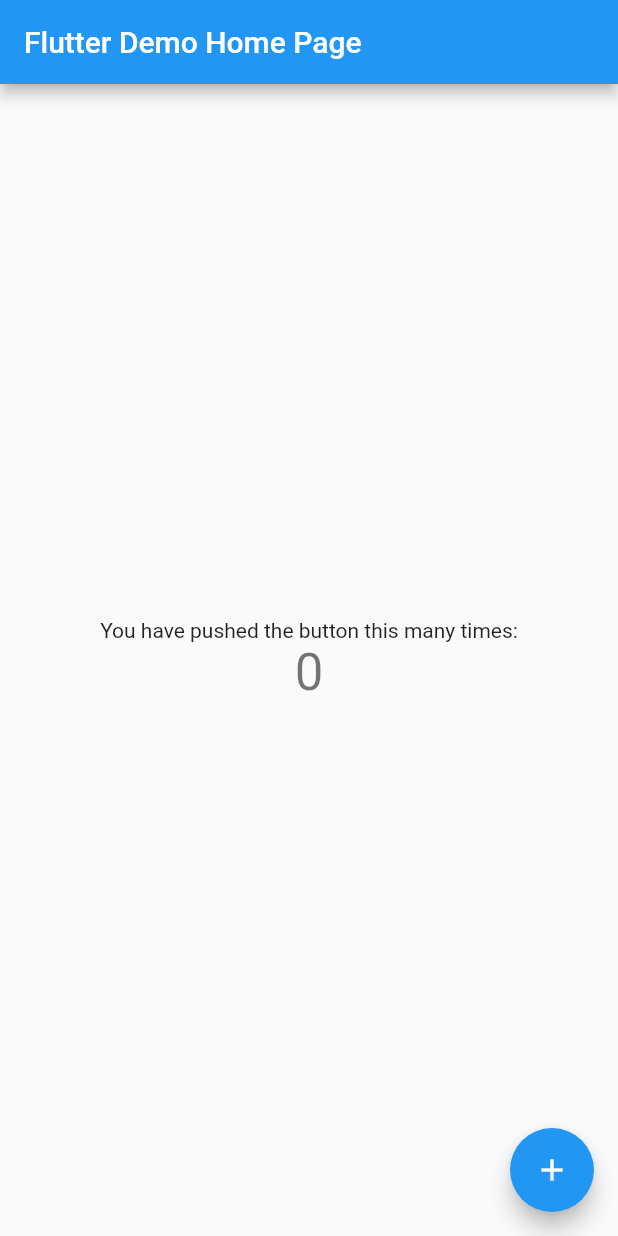
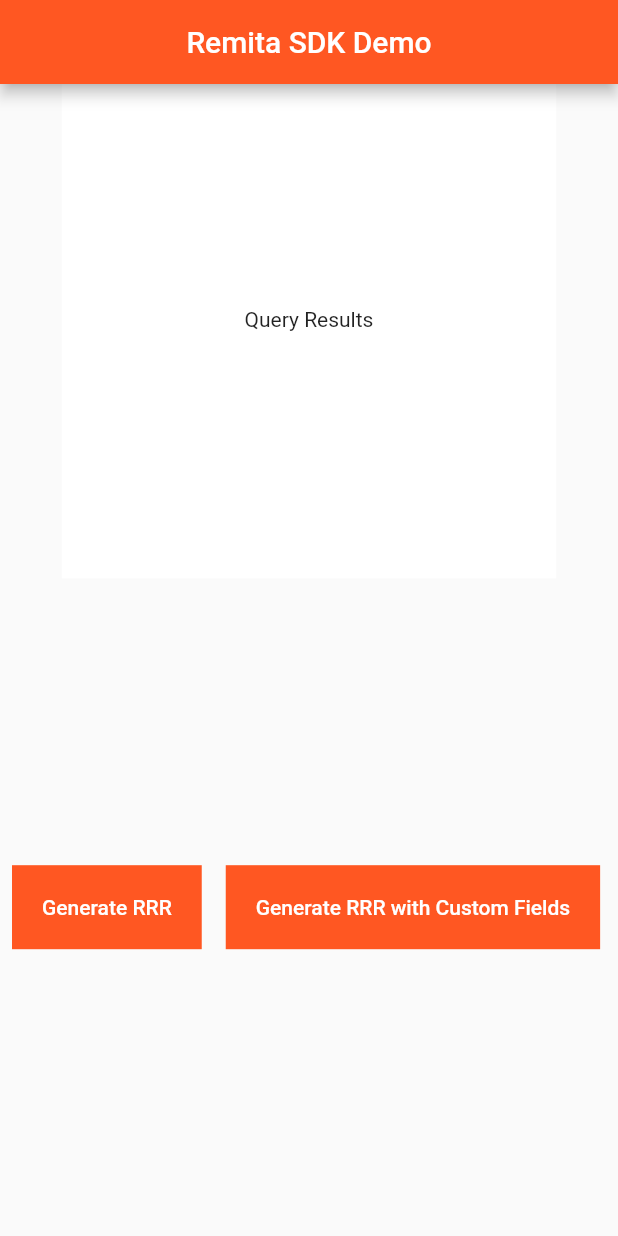
Before and after one commit to onuohasilver/remita_flutter_sdk, a Flutter app: the screen it shows after launch, on a phone screen of 412 x 824 dp. Run offline on Flutter 3.47's test engine with Material 2 defaults, Android fonts, the phone set to English and light mode, and no system bars.

Commit message:
test split payments and constant fields

```diff
--- a/example/lib/main.dart
+++ b/example/lib/main.dart
@@ -1,4 +1,7 @@
 import 'package:flutter/material.dart';
+import 'package:remita_flutter_sdk/generic/genericTypes/beneficiary.dart';
+import 'package:remita_flutter_sdk/generic/genericTypes/customFields.dart';
+import 'package:remita_flutter_sdk/remita_flutter_sdk.dart';
 
 void main() {
   runApp(MyApp());
@@ -11,33 +14,15 @@ class MyApp extends StatelessWidget {
     return MaterialApp(
       title: 'Flutter Demo',
       theme: ThemeData(
-        // This is the theme of your application.
-        //
-        // Try running your application with "flutter run". You'll see the
-        // application has a blue toolbar. Then, without quitting the app, try
-        // changing the primarySwatch below to Colors.green and then invoke
-        // "hot reload" (press "r" in the console where you ran "flutter run",
-        // or simply save your changes to "hot reload" in a Flutter IDE).
-        // Notice that the counter didn't reset back to zero; the application
-        // is not restarted.
-        primarySwatch: Colors.blue,
+        primarySwatch: Colors.deepOrange,
       ),
-      home: MyHomePage(title: 'Flutter Demo Home Page'),
+      home: MyHomePage(title: 'Remita SDK Demo'),
     );
   }
 }
 
 class MyHomePage extends StatefulWidget {
   MyHomePage({Key? key, this.title}) : super(key: key);
-
-  // This widget is the home page of your application. It is stateful, meaning
-  // that it has a State object (defined below) that contains fields that affect
-  // how it looks.
-
-  // This class is the configuration for the state. It holds the values (in this
-  // case the title) provided by the parent (in this case the App widget) and
-  // used by the build method of the State. Fields in a Widget subclass are
-  // always marked "final".
 
   final String? title;
 
@@ -46,68 +31,138 @@ class MyHomePage extends StatefulWidget {
 }
 
 class _MyHomePageState extends State<MyHomePage> {
-  int _counter = 0;
-
-  void _incrementCounter() {
-    setState(() {
-      // This call to setState tells the Flutter framework that something has
-      // changed in this State, which causes it to rerun the build method below
-      // so that the display can reflect the updated values. If we changed
-      // _counter without calling setState(), then the build method would not be
-      // called again, and so nothing would appear to happen.
-      _counter++;
-    });
-  }
-
+  RemitaHandler remitaHandler =
+      RemitaHandler(merchantID: '2547916', apiKey: '1946');
+  String result = '';
   @override
   Widget build(BuildContext context) {
-    // This method is rerun every time setState is called, for instance as done
-    // by the _incrementCounter method above.
-    //
-    // The Flutter framework has been optimized to make rerunning build methods
-    // fast, so that you can just rebuild anything that needs updating rather
-    // than having to individually change instances of widgets.
+    double width = MediaQuery.of(context).size.width;
+    double height = MediaQuery.of(context).size.height;
     return Scaffold(
       appBar: AppBar(
-        // Here we take the value from the MyHomePage object that was created by
-        // the App.build method, and use it to set our appbar title.
+        centerTitle: true,
         title: Text(widget.title!),
       ),
       body: Center(
-        // Center is a layout widget. It takes a single child and positions it
-        // in the middle of the parent.
         child: Column(
-          // Column is also a layout widget. It takes a list of children and
-          // arranges them vertically. By default, it sizes itself to fit its
-          // children horizontally, and tries to be as tall as its parent.
-          //
-          // Invoke "debug painting" (press "p" in the console, choose the
-          // "Toggle Debug Paint" action from the Flutter Inspector in Android
-          // Studio, or the "Toggle Debug Paint" command in Visual Studio Code)
-          // to see the wireframe for each widget.
-          //
-          // Column has various properties to control how it sizes itself and
-          // how it positions its children. Here we use mainAxisAlignment to
-          // center the children vertically; the main axis here is the vertical
-          // axis because Columns are vertical (the cross axis would be
-          // horizontal).
           mainAxisAlignment: MainAxisAlignment.center,
-          children: <Widget>[
-            Text(
-              'You have pushed the button this many times:',
+          children: [
+            Container(
+              height: height * .4,
+              width: width * .8,
+              color: Colors.white,
+              padding: EdgeInsets.all(10),
+              child: Column(
+                mainAxisAlignment: MainAxisAlignment.center,
+                children: [
+                  Text(
+                    'Query Results',
+                  ),
+                  Text(result)
+                ],
+              ),
             ),
-            Text(
-              '$_counter',
-              style: Theme.of(context).textTheme.headline4,
-            ),
+            Flexible(
+              child: ListView(
+                scrollDirection: Axis.horizontal,
+                children: [
+                  TextButton(
+                      onPressed: () {
+                        remitaHandler
+                            .generateRRR(
+                                serviceID: '4430731',
+                                amount: '20200',
+                                orderID: 'aaxxxaXs',
+                                payerName: 'Ali Nuhu',
+                                payerEmail: 'alinuhu@gmail.com',
+                                payerPhone: '08032773333',
+                                description: 'Coffee')
+                            .then((value) => setState(() {
+                                  result = value.toString();
+                                }));
+                      },
+                      child: Container(
+                        color: Colors.deepOrange,
+                        padding: EdgeInsets.all(20),
+                        child: Text(
+                          'Generate RRR',
+                          style: TextStyle(color: Colors.white),
+                        ),
+                      )),
+                  TextButton(
+                      onPressed: () {
+                        remitaHandler
+                            .generateRRR(
+                                serviceID: '4430731',
+                                amount: '20200',
+                                orderID: 'xsa',
+                                payerName: 'Ali Nuhu',
+                                payerEmail: 'alinuhu@gmail.com',
+                                payerPhone: '08032773333',
+                                customFields: [
+                                  CustomField(
+                                      value: '1234567890',
+                                      name: 'Payer TIN',
+                                      type: 'ALL')
+                                ],
+                                description: 'Coffee')
+                            .then((value) => setState(() {
+                                  result = value.toString();
+                                }));
+                      },
+                      child: Container(
+                        color: Colors.deepOrange,
+                        padding: EdgeInsets.all(20),
+                        child: Text(
+                          'Generate RRR with Custom Fields',
+                          style: TextStyle(color: Colors.white),
+                        ),
+                      )),
+                  TextButton(
+                      onPressed: () {
+                        remitaHandler
+                            .generateRRR(
+                                serviceID: '4430731',
+                                amount: '20200',
+                                orderID: 'xxsxa',
+                                payerName: 'Ali Nuhu',
+                                payerEmail: 'alinuhu@gmail.com',
+                                payerPhone: '08032773333',
+                                lineItems: [
+                                  Beneficiary(
+                                      linesItemId: 'itemid1',
+                                      beneficiaryName: 'Alozie Michael',
+                                      beneficiaryAccount: '6020067886',
+                                      bankCode: '058',
+                                      beneficiaryAmount: '20000',
+                                      deductFeeFrom: '1'),
+                                  Beneficiary(
+                                      linesItemId: 'itemid2',
+                                      beneficiaryName: 'Folivi Joshua',
+                                      beneficiaryAccount: '0360883515',
+                                      bankCode: '058',
+                                      beneficiaryAmount: '200',
+                                      deductFeeFrom: '0')
+                                ],
+                                description: 'Coffee')
+                            .then((value) => setState(() {
+                                  result = value.toString();
+                                }));
+                      },
+                      child: Container(
+                        color: Colors.deepOrange,
+                        padding: EdgeInsets.all(20),
+                        child: Text(
+                          'Generate RRR with Split Payment',
+                          style: TextStyle(color: Colors.white),
+                        ),
+                      )),
+                ],
+              ),
+            )
           ],
         ),
       ),
-      floatingActionButton: FloatingActionButton(
-        onPressed: _incrementCounter,
-        tooltip: 'Increment',
-        child: Icon(Icons.add),
-      ), // This trailing comma makes auto-formatting nicer for build methods.
     );
   }
 }
--- a/example/pubspec.yaml
+++ b/example/pubspec.yaml
@@ -28,6 +28,8 @@ dependencies:
   # The following adds the Cupertino Icons font to your application.
   # Use with the CupertinoIcons class for iOS style icons.
   cupertino_icons: ^1.0.2
+  remita_flutter_sdk:
+    path: "../"
 
 dev_dependencies:
   flutter_test:
--- a/lib/remita.dart
+++ b/lib/remita.dart
@@ -39,9 +39,11 @@ class RemitaHandler {
       "payerEmail": payerEmail,
       "payerPhone": payerPhone,
       "description": description,
-      "customFields": CustomField.castList(customFields),
-      "lineItems": Beneficiary.castList(lineItems)
     };
+
+    if (customFields != null)
+      body['customFields'] = CustomField.castList(customFields);
+    if (lineItems != null) body["lineItems"] = Beneficiary.castList(lineItems);
     List<String> hashableString = [
       merchantID,
       serviceID,
--- a/lib/remita_flutter_sdk.dart
+++ b/lib/remita_flutter_sdk.dart
@@ -1 +1,3 @@
 library remita_flutter_sdk;
+
+export 'remita.dart';
```
Also changed, not shown: lib/generic/httpCalls.dart (+6 -1 lines), example/pubspec.lock.
